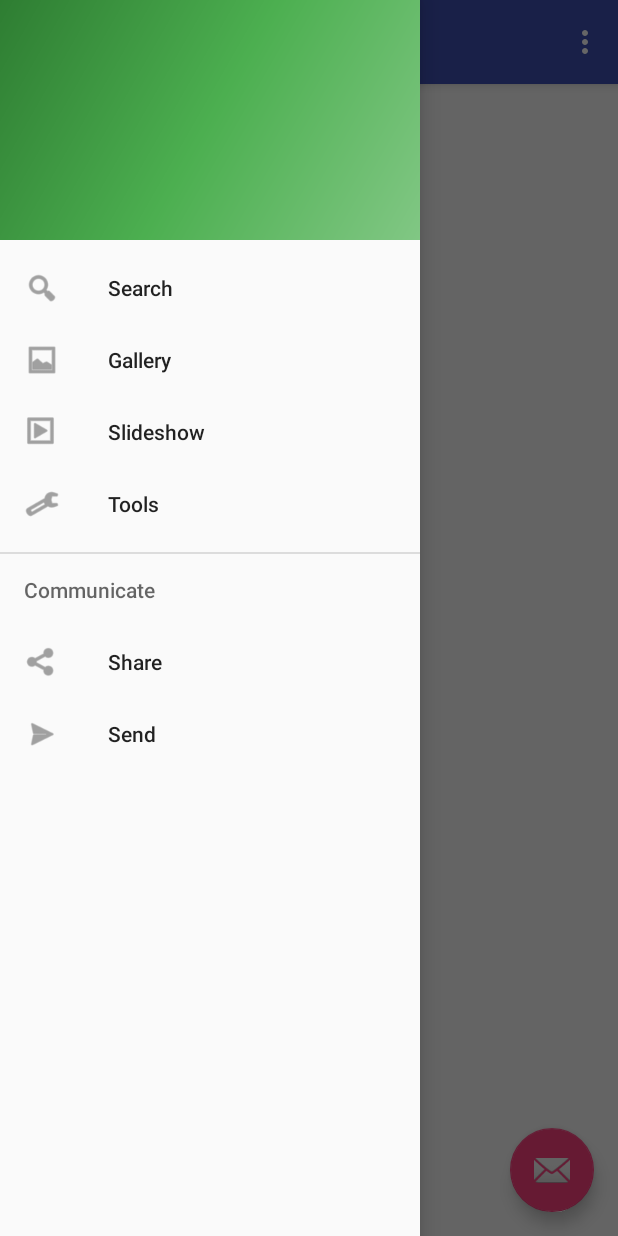
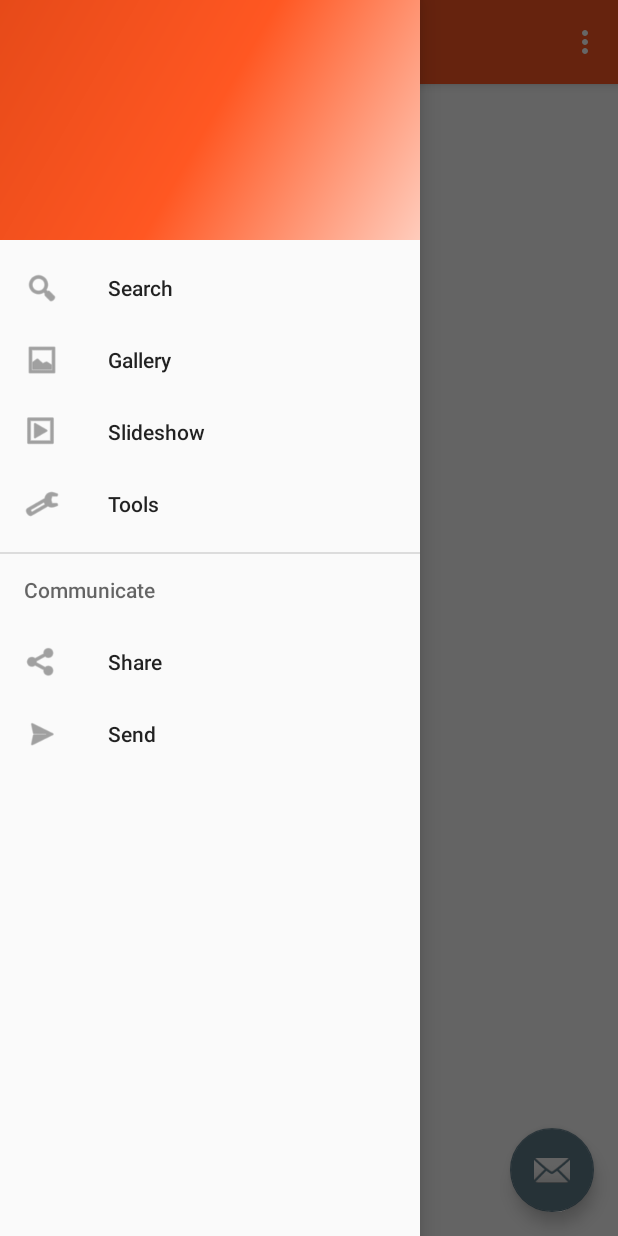
Before and after one commit to QVDev/BlendleSDK, an Android app: the screen it shows after launch (BlendleActivity), with the side drawer open, on a phone screen of 412 x 824 dp. Run offline under Robolectric (Android 15) with nearby library versions, the phone set to English and light mode, and no system bars; pictures from the network do not load; 1 statement that could not run was skipped.

Commit message:
Improved color palate and added screenshots

```diff
--- a/Android/SDK/app/src/main/res/drawable/side_nav_bar.xml
+++ b/Android/SDK/app/src/main/res/drawable/side_nav_bar.xml
@@ -1,9 +1,9 @@
 <shape xmlns:android="http://schemas.android.com/apk/res/android"
     android:shape="rectangle" >
     <gradient
-        android:startColor="#81C784"
-        android:centerColor="#4CAF50"
-        android:endColor="#2E7D32"
+        android:startColor="@color/primary_light"
+        android:centerColor="@color/colorPrimary"
+        android:endColor="@color/colorPrimaryDark"
         android:type="linear"
         android:angle="135"/>
 </shape>
--- a/Android/SDK/app/src/main/res/layout/article_item.xml
+++ b/Android/SDK/app/src/main/res/layout/article_item.xml
@@ -29,7 +29,7 @@
                 android:layout_below="@+id/articleImage"
                 android:maxLines="3"
                 android:padding="@dimen/article_snipper_padding"
-                android:textColor="@color/textColor"
+                android:textColor="@color/primary_text"
                 android:textSize="@dimen/article_snippet_font_size"
                 android:textStyle="bold" />
 
--- a/Android/SDK/app/src/main/res/values/colors.xml
+++ b/Android/SDK/app/src/main/res/values/colors.xml
@@ -1,8 +1,11 @@
 <?xml version="1.0" encoding="utf-8"?>
 <resources>
-    <color name="colorPrimary">#3F51B5</color>
-    <color name="colorPrimaryDark">#303F9F</color>
-    <color name="colorAccent">#FF4081</color>
-
-    <color name="textColor">#000000</color>
+    <color name="colorPrimary">#FF5722</color>
+    <color name="colorPrimaryDark">#E64A19</color>
+    <color name="primary_light">#FFCCBC</color>
+    <color name="colorAccent">#607D8B</color>
+    <color name="primary_text">#212121</color>
+    <color name="secondary_text">#727272</color>
+    <color name="icons">#FFFFFF</color>
+    <color name="divider">#B6B6B6</color>
 </resources>
```
Also changed, not shown: 5 other files.
